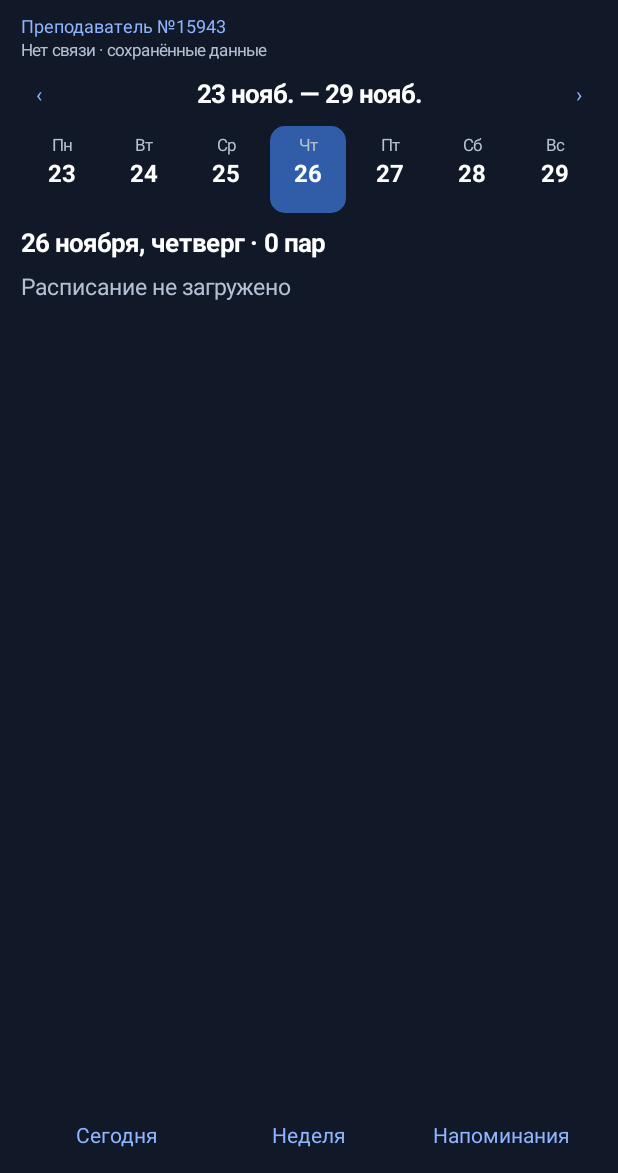
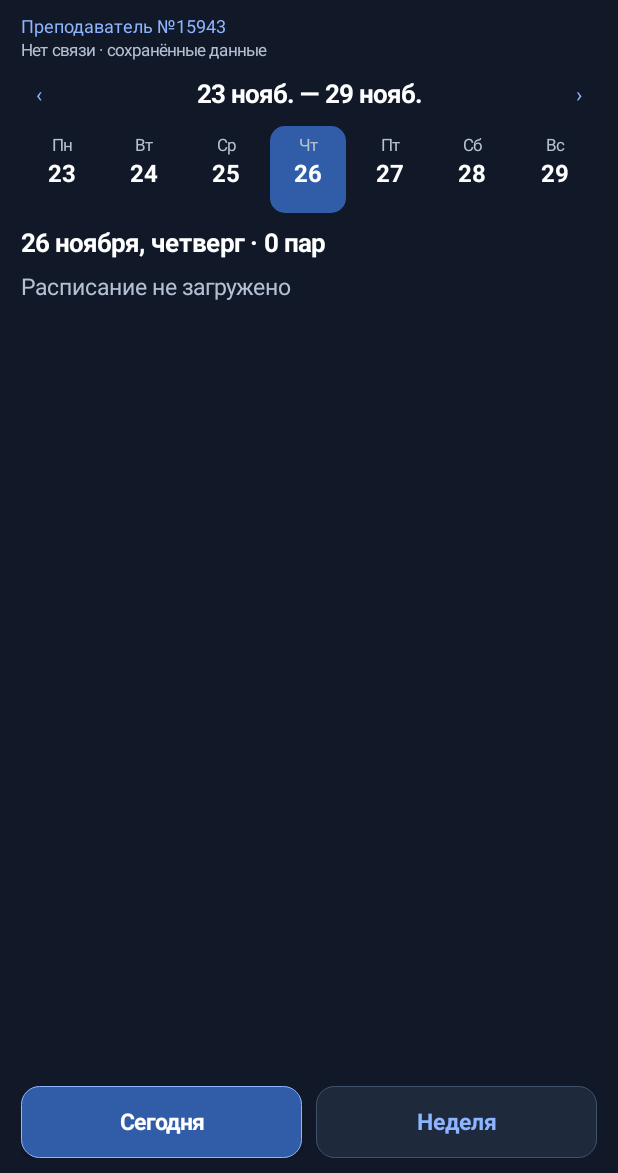
Before and after one commit to gerasimovtltsu/tlt-su-schedule, an Android app: the screen it shows after launch (MainActivity), on a phone screen of 412 x 824 dp, the part 63-1236 px from its top. Run offline under Robolectric (Android 15) with nearby library versions, the phone set to English and light mode, and no system bars; network calls fail; pictures from the network do not load.

Commit message:
Release 0.8.1: simplify bottom navigation and style real buttons

```diff
--- a/app/build.gradle
+++ b/app/build.gradle
@@ -11,8 +11,8 @@ android {
         applicationId 'ru.tltsu.schedule'
         minSdk 26
         targetSdk 35
-        versionCode 8
-        versionName '0.8.0'
+        versionCode 9
+        versionName '0.8.1'
     }
 
     def signingFile = System.getenv('KEYSTORE_FILE')
--- a/app/src/main/java/ru/tltsu/schedule/ui/schedule/ScheduleScreen.kt
+++ b/app/src/main/java/ru/tltsu/schedule/ui/schedule/ScheduleScreen.kt
@@ -171,12 +171,45 @@ internal class ScheduleScreen(
     }
 
     private fun renderBottom(state: ScheduleState) {
-        val bottom = row()
-        bottom.addView(button("Сегодня") { onDate(today(), true) }, weight())
-        bottom.addView(button(if (state.allWeek) "● Неделя" else "Неделя", onToggleWeek), weight())
-        bottom.addView(button("Напоминания", onSettings), weight())
+        val bottom = row().apply {
+            setPadding(0, dp(8), 0, dp(6))
+        }
+        bottom.addView(
+            navigationButton("Сегодня", !state.allWeek && state.date == today()) {
+                onDate(today(), true)
+            },
+            weight().apply { marginEnd = dp(5) }
+        )
+        bottom.addView(
+            navigationButton("Неделя", state.allWeek, onToggleWeek),
+            weight().apply { marginStart = dp(5) }
+        )
         root.addView(bottom)
     }
+
+    private fun navigationButton(value: String, active: Boolean, action: () -> Unit) =
+        android.widget.Button(context).apply {
+            text = value
+            textSize = 15f
+            isAllCaps = false
+            isSelected = active
+            setTypeface(null, Typeface.BOLD)
+            setTextColor(if (active) Color.WHITE else accent)
+            minHeight = dp(48)
+            minimumHeight = dp(48)
+            setPadding(dp(12), dp(10), dp(12), dp(10))
+            stateListAnimator = null
+            backgroundTintList = null
+            val shape = rounded(if (active) Color.parseColor("#315DA8") else surface, 12).apply {
+                setStroke(dp(1), if (active) accent else Color.parseColor("#40536E"))
+            }
+            background = android.graphics.drawable.RippleDrawable(
+                android.content.res.ColorStateList.valueOf(0x33FFFFFF),
+                shape,
+                null
+            )
+            setOnClickListener { action() }
+        }
 
     private fun dp(value: Int): Int = (value * context.resources.displayMetrics.density).toInt()
     private fun weight() = LinearLayout.LayoutParams(0, -2, 1f)
```
